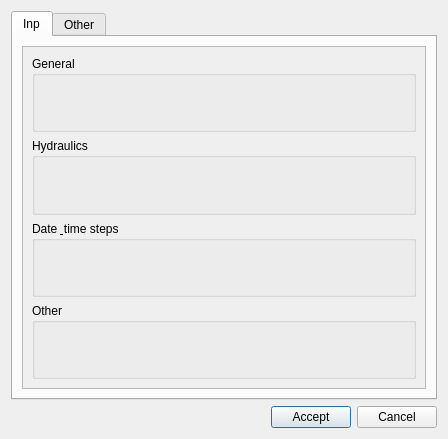
This is core/ui/toolbars/epa/go2epa_options.ui in giswater/plugin as Qt 5 draws it before an edit. The edited form follows.
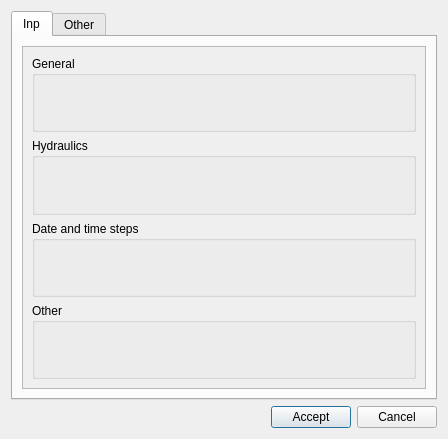
This is the edited form.

Commit message: fix(epa_options): fix title

```diff
--- a/core/ui/toolbars/epa/go2epa_options.ui
+++ b/core/ui/toolbars/epa/go2epa_options.ui
@@ -80,7 +80,7 @@
              <item>
               <widget class="QGroupBox" name="grb_time_steps">
                <property name="title">
-                <string>Date &amp; time steps</string>
+                <string>Date and time steps</string>
                </property>
                <layout class="QGridLayout" name="gridLayout_19">
                 <item row="0" column="1">
```
